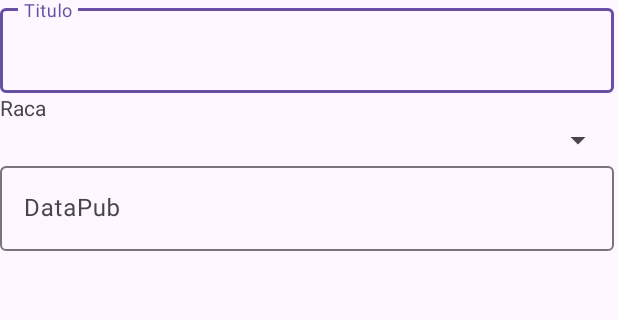
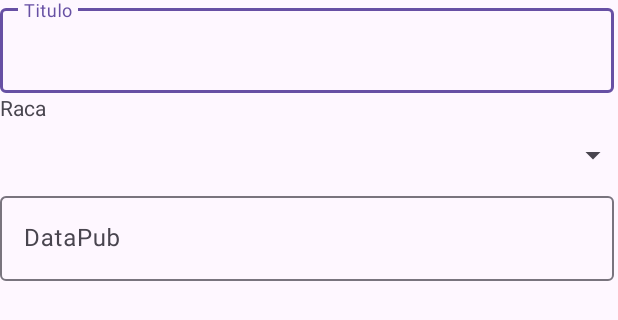
Before and after one commit to andregod/Gatos, an Android app: the layout layout_novo_gato_teste1.xml on its own in the app's theme, with its tools: preview values and no code run, on a phone screen of 412 x 824 dp. Shown: the top 320 px of the screen. Run offline under Robolectric (Android 15) with nearby library versions, the phone set to English and light mode, and no system bars.

Commit message:
menu_novo para guardar / cancelar

```diff
--- /dev/null
+++ b/app/src/main/res/drawable/baseline_cancel_24.xml
@@ -0,0 +1,5 @@
+<vector android:height="24dp" android:tint="#000000"
+    android:viewportHeight="24" android:viewportWidth="24"
+    android:width="24dp" xmlns:android="http://schemas.android.com/apk/res/android">
+    <path android:fillColor="@android:color/white" android:pathData="M12,2C6.47,2 2,6.47 2,12s4.47,10 10,10 10,-4.47 10,-10S17.53,2 12,2zM17,15.59L15.59,17 12,13.41 8.41,17 7,15.59 10.59,12 7,8.41 8.41,7 12,10.59 15.59,7 17,8.41 13.41,12 17,15.59z"/>
+</vector>
--- a/app/src/main/res/layout/layout_novo_gato_teste1.xml
+++ b/app/src/main/res/layout/layout_novo_gato_teste1.xml
@@ -8,9 +8,9 @@
     <com.google.android.material.textfield.TextInputLayout
         android:layout_width="409dp"
         android:layout_height="wrap_content"
+        app:layout_constraintStart_toStartOf="parent"
         app:layout_constraintTop_toTopOf="parent"
-        app:layout_marginBaseline="16dp"
-        tools:layout_editor_absoluteX="2dp">
+        app:layout_marginBaseline="16dp">
 
         <TextView
             android:id="@+id/textView2"
@@ -30,7 +30,8 @@
         <Spinner
             android:id="@+id/spinnerRaca"
             android:layout_width="409dp"
-            android:layout_height="wrap_content" />
+            android:layout_height="wrap_content"
+            android:layout_margin="10dp" />
 
         <com.google.android.material.textfield.TextInputLayout
             android:layout_width="match_parent"
```
Also changed, not shown: app/src/main/res/menu/menu_novo.xml (added, +11 -0 lines).
